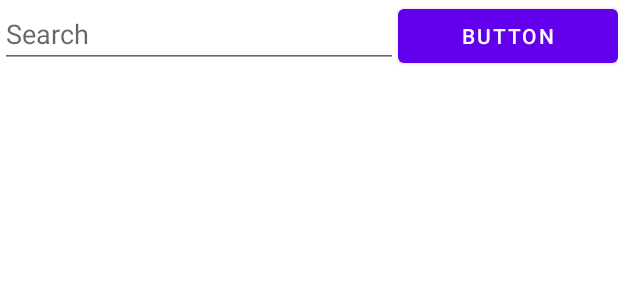
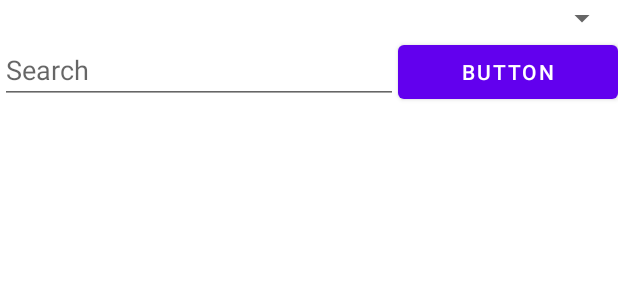
Before and after one commit to Ethan7102/COMP4342-Mobile-Computing, an Android app: the layout fragment_home.xml on its own in the app's theme, with its tools: preview values and no code run, on a phone screen of 412 x 824 dp. Shown: the top 300 px of the screen. Run offline under Robolectric (Android 15) with nearby library versions, the phone set to English and light mode, and no system bars.

```diff
--- a/MobileShopping/app/src/main/res/layout/fragment_home.xml
+++ b/MobileShopping/app/src/main/res/layout/fragment_home.xml
@@ -31,6 +31,18 @@
             android:layout_height="wrap_content"
             android:orientation="horizontal">
 
+            <Spinner
+                android:id="@+id/spinner"
+                android:layout_width="match_parent"
+                android:layout_height="wrap_content"
+                android:layout_weight="1" />
+        </LinearLayout>
+
+        <LinearLayout
+            android:layout_width="match_parent"
+            android:layout_height="wrap_content"
+            android:orientation="horizontal">
+
             <EditText
                 android:id="@+id/edSearch"
                 android:layout_width="wrap_content"
```
Also changed, not shown: MobileShopping/app/src/main/java/com/example/mobileshopping/ui/home/HomeFragment.java (+87 -14 lines).
